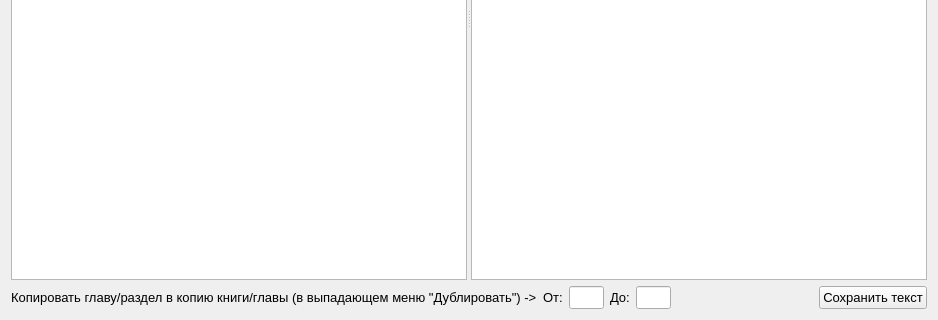
Qt form src/catalogEditor/catalogeditor.ui (Vladimirsky555/Books) before a commit; both pictures show x 0 to 938 and y 255 to 575 of the 938 by 575 pixel window.
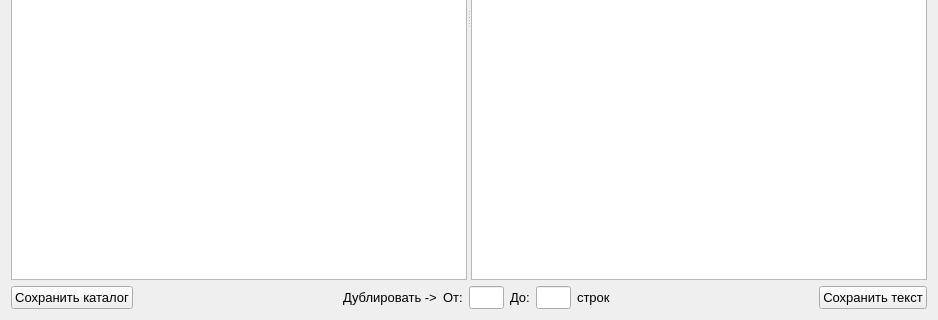
The same form after that commit. Icons and pictures are not drawn.

Commit message: Add button save catalog

What changed in the file:
```diff
--- a/src/catalogEditor/catalogeditor.ui
+++ b/src/catalogEditor/catalogeditor.ui
@@ -167,6 +167,36 @@
    </item>
    <item>
     <layout class="QHBoxLayout" name="horizontalLayout">
+     <item>
+      <widget class="QPushButton" name="btnSaveCatalog">
+       <property name="font">
+        <font>
+         <pointsize>10</pointsize>
+        </font>
+       </property>
+       <property name="text">
+        <string>Сохранить каталог</string>
+       </property>
+       <property name="icon">
+        <iconset>
+         <normalon>:/images/save.jpg</normalon>
+        </iconset>
+       </property>
+      </widget>
+     </item>
+     <item>
+      <spacer name="horizontalSpacer_2">
+       <property name="orientation">
+        <enum>Qt::Horizontal</enum>
+       </property>
+       <property name="sizeHint" stdset="0">
+        <size>
+         <width>40</width>
+         <height>20</height>
+        </size>
+       </property>
+      </spacer>
+     </item>
      <item>
       <widget class="QLabel" name="label_7">
        <property name="font">
@@ -175,7 +205,7 @@
         </font>
        </property>
        <property name="text">
-        <string>Копировать главу/раздел в копию книги/главы (в выпадающем меню &quot;Дублировать&quot;) -&gt;</string>
+        <string>Дублировать -&gt;</string>
        </property>
       </widget>
      </item>
@@ -239,6 +269,18 @@
        </property>
       </widget>
      </item>
+     <item>
+      <widget class="QLabel" name="label_8">
+       <property name="font">
+        <font>
+         <pointsize>10</pointsize>
+        </font>
+       </property>
+       <property name="text">
+        <string>строк</string>
+       </property>
+      </widget>
+     </item>
      <item>
       <spacer name="horizontalSpacer">
        <property name="orientation">
```
The commit also changes 3 other files.
